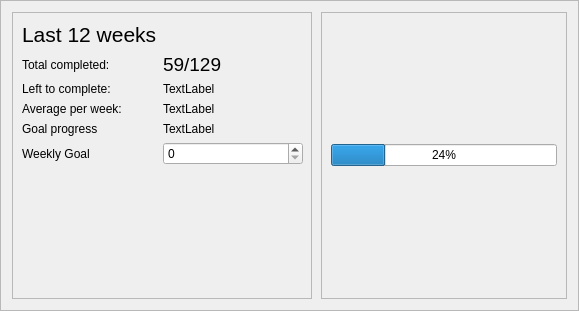
Above: qt_gui/ui/progress_widget.ui from ravenvz/SprintTimer before the change. Below: the same form after it.
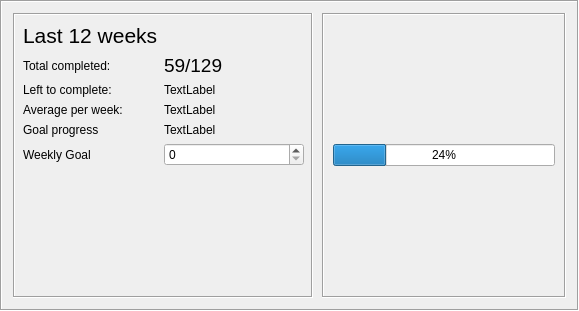
That is the form after the change.

Commit message: Change style of QFrame

```diff
--- a/qt_gui/ui/progress_widget.ui
+++ b/qt_gui/ui/progress_widget.ui
@@ -14,10 +14,10 @@
    <string>Frame</string>
   </property>
   <property name="frameShape">
-   <enum>QFrame::StyledPanel</enum>
+   <enum>QFrame::Box</enum>
   </property>
   <property name="frameShadow">
-   <enum>QFrame::Raised</enum>
+   <enum>QFrame::Sunken</enum>
   </property>
   <layout class="QHBoxLayout" name="horizontalLayout_2">
    <item>
@@ -40,10 +40,10 @@
         </size>
        </property>
        <property name="frameShape">
-        <enum>QFrame::StyledPanel</enum>
+        <enum>QFrame::Box</enum>
        </property>
        <property name="frameShadow">
-        <enum>QFrame::Raised</enum>
+        <enum>QFrame::Sunken</enum>
        </property>
        <widget class="QWidget" name="gridLayoutWidget_3">
         <property name="geometry">
@@ -168,10 +168,10 @@
         </sizepolicy>
        </property>
        <property name="frameShape">
-        <enum>QFrame::StyledPanel</enum>
+        <enum>QFrame::Box</enum>
        </property>
        <property name="frameShadow">
-        <enum>QFrame::Raised</enum>
+        <enum>QFrame::Sunken</enum>
        </property>
        <layout class="QVBoxLayout" name="verticalLayout_2">
         <item>
```
Left out of the diff: 1 changed line with no effect on the pictures. The commit also changes 1 other file.
